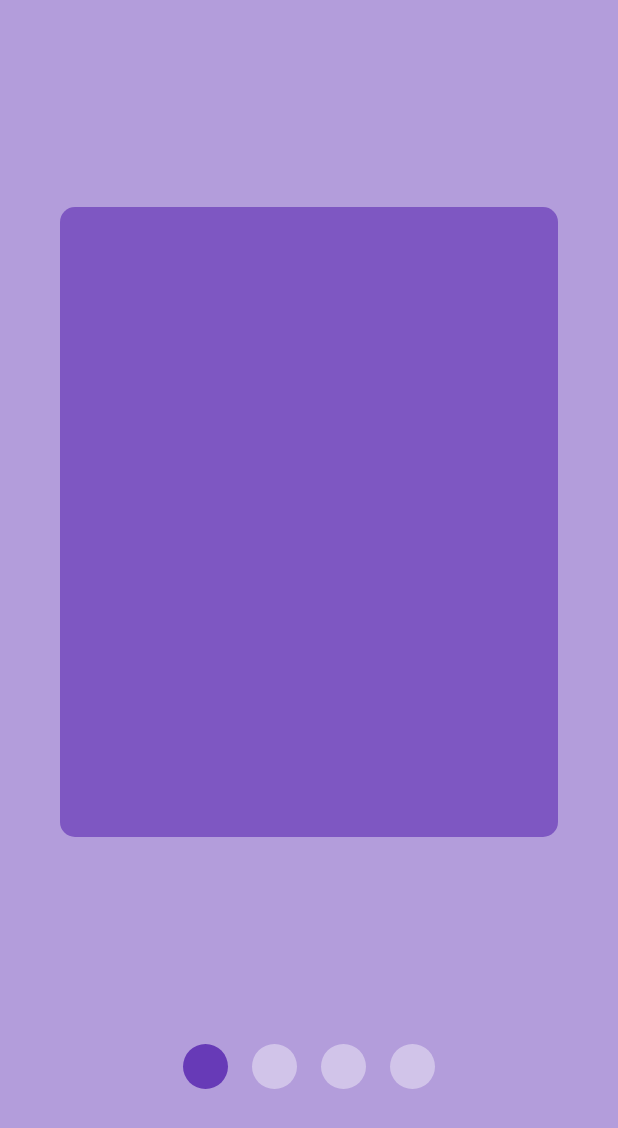
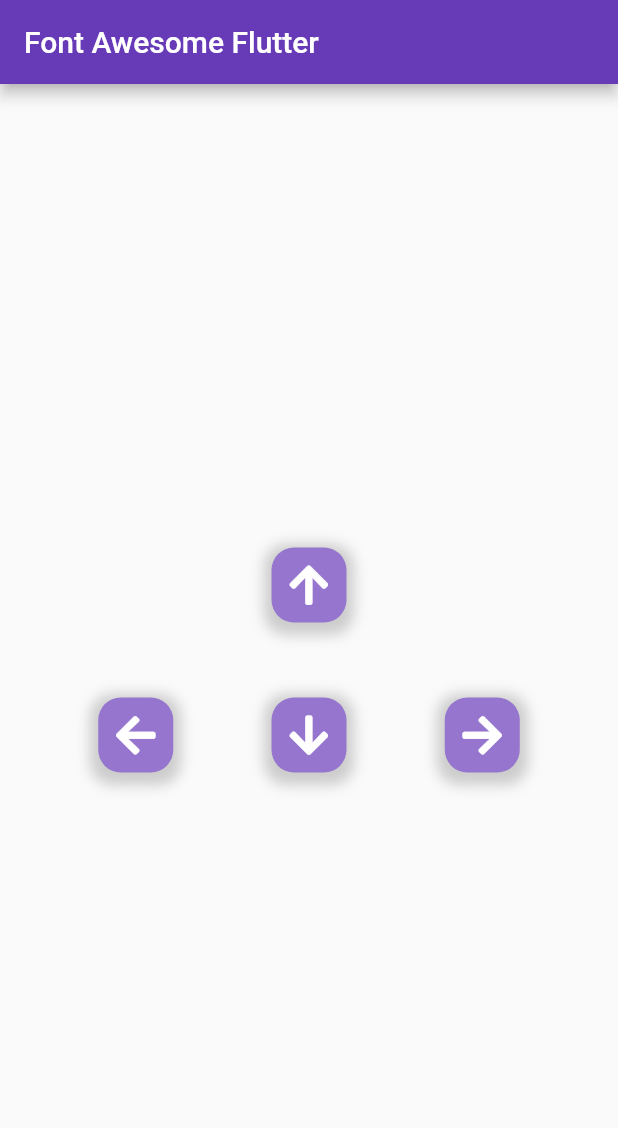
Before and after one commit to md-siam/package_of_the_day, a Flutter app: the screen it shows after launch, on a phone screen of 412 x 824 dp. Shown: the top 1128 px of the screen. Run offline on Flutter 3.47's test engine with Material 2 defaults, Android fonts, the phone set to English and light mode, and no system bars; drawn by our look-alikes of smooth_page_indicator; our stand-ins replace avatar_glow, font_awesome_flutter, google_fonts, liquid_pull_to_refresh, percent_indicator; missing offline and left inert: flutter_carousel_slider.

Commit message:
font_awesome_flutter

```diff
--- /dev/null
+++ b/lib/7_font_awesome_flutter/font_awesome_flutter.dart
@@ -0,0 +1,121 @@
+import 'package:flutter/material.dart';
+import 'package:font_awesome_flutter/font_awesome_flutter.dart';
+
+class MyFontAwesome extends StatelessWidget {
+  const MyFontAwesome({Key? key}) : super(key: key);
+
+  @override
+  Widget build(BuildContext context) {
+    return Scaffold(
+      appBar: AppBar(title: const Text('Font Awesome Flutter')),
+      body: Center(
+        child: Column(
+          mainAxisAlignment: MainAxisAlignment.center,
+          children: [
+            Container(
+              height: 50,
+              width: 50,
+              child: const Center(
+                child: FaIcon(
+                  FontAwesomeIcons.arrowUp,
+                  color: Colors.white,
+                  size: 30,
+                ),
+              ),
+              decoration: BoxDecoration(
+                color: Colors.deepPurple[300],
+                borderRadius: BorderRadius.circular(15),
+                boxShadow: [
+                  BoxShadow(
+                    color: Colors.grey.withOpacity(0.5),
+                    spreadRadius: 5,
+                    blurRadius: 7,
+                    offset: const Offset(0, 3), // changes position of shadow
+                  ),
+                ],
+              ),
+            ),
+            const SizedBox(height: 50),
+            Row(
+              mainAxisAlignment: MainAxisAlignment.spaceEvenly,
+              children: [
+                Container(
+                  height: 50,
+                  width: 50,
+                  child: const Center(
+                    child: FaIcon(
+                      FontAwesomeIcons.arrowLeft,
+                      color: Colors.white,
+                      size: 30,
+                    ),
+                  ),
+                  decoration: BoxDecoration(
+                    color: Colors.deepPurple[300],
+                    borderRadius: BorderRadius.circular(15),
+                    boxShadow: [
+                      BoxShadow(
+                        color: Colors.grey.withOpacity(0.5),
+                        spreadRadius: 5,
+                        blurRadius: 7,
+                        offset:
+                            const Offset(0, 3), // changes position of shadow
+                      ),
+                    ],
+                  ),
+                ),
+                Container(
+                  height: 50,
+                  width: 50,
+                  child: const Center(
+                    child: FaIcon(
+                      FontAwesomeIcons.arrowDown,
+                      color: Colors.white,
+                      size: 30,
+                    ),
+                  ),
+                  decoration: BoxDecoration(
+                    color: Colors.deepPurple[300],
+                    borderRadius: BorderRadius.circular(15),
+                    boxShadow: [
+                      BoxShadow(
+                        color: Colors.grey.withOpacity(0.5),
+                        spreadRadius: 5,
+                        blurRadius: 7,
+                        offset:
+                            const Offset(0, 3), // changes position of shadow
+                      ),
+                    ],
+                  ),
+                ),
+                Container(
+                  height: 50,
+                  width: 50,
+                  child: const Center(
+                    child: FaIcon(
+                      FontAwesomeIcons.arrowRight,
+                      color: Colors.white,
+                      size: 30,
+                    ),
+                  ),
+                  decoration: BoxDecoration(
+                    color: Colors.deepPurple[300],
+                    borderRadius: BorderRadius.circular(15),
+                    boxShadow: [
+                      BoxShadow(
+                        color: Colors.grey.withOpacity(0.5),
+                        spreadRadius: 5,
+                        blurRadius: 7,
+                        offset:
+                            const Offset(0, 3), // changes position of shadow
+                      ),
+                    ],
+                  ),
+                ),
+              ],
+            ),
+          ],
+        ),
+      ),
+    );
+  }
+}
--- a/lib/main.dart
+++ b/lib/main.dart
@@ -22,7 +22,8 @@ class MyApp extends StatelessWidget {
       //home: const MyPullToRefresh(),
       //home: const MyPercentIndicator(),
       //home: const MyCarouselSlider(),
-      home: MySmoothPageIndicator(),
+      //home: MySmoothPageIndicator(),
+      home: const MyFontAwesome(),
     );
   }
 }
--- a/lib/routes.dart
+++ b/lib/routes.dart
@@ -4,3 +4,4 @@ export '3_liquid_pull_to_refresh/pull_to_refresh.dart';
 export '4_percent_indicator/percent_indicator.dart';
 export '5_carousel_slider/carousel_slider.dart';
 export '6_smooth_page_indicator/smooth_page_indicator.dart';
+export '7_font_awesome_flutter/font_awesome_flutter.dart';
--- a/pubspec.yaml
+++ b/pubspec.yaml
@@ -29,6 +29,8 @@ dependencies:
   flutter_carousel_slider: ^1.0.8
   # For cute & fun dot indicator
   smooth_page_indicator: ^1.0.0+2
+  # For awesome icons
+  font_awesome_flutter: ^9.2.0
 
 dev_dependencies:
   # The "flutter_lints" package below contains a set of recommended lints to
```
Also changed, not shown: pubspec.lock, 2 other files.
